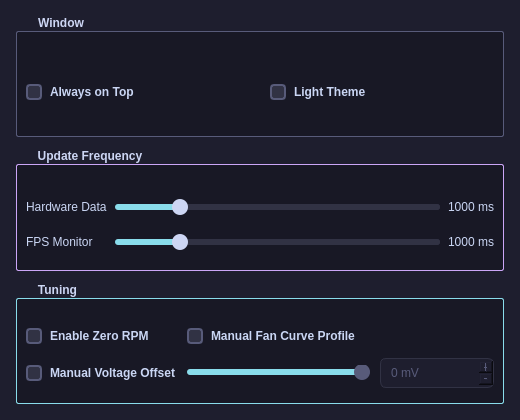
Before: the Qt Designer form SettingsWindow.ui in matteotenca/amdfansensors, drawn with Qt 5.
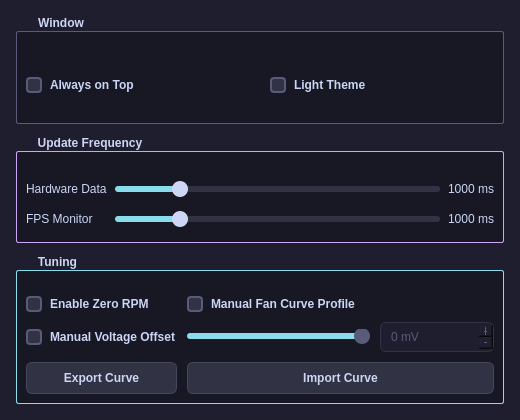
After: the same form once the commit is applied. Custom widgets are drawn as their Qt base class.

Commit message:
feat(gui): add fan curve export/import to settings
- GpuManager: GetFanTuningSlotCount() queries ADLX fan-tuning slots
- Gui: onExportCurveClicked / onImportCurveClicked + importCurve helper
- export writes .afcc (header comment + tempC speedPercent lines)
- import validates line count, non-decreasing temps, temp/speed ranges, GPU slot count
- moved Export/Import buttons from main window to settings tuning group

What changed in the file:
```diff
--- a/SettingsWindow.ui
+++ b/SettingsWindow.ui
@@ -390,6 +390,20 @@
          </item>
         </layout>
        </item>
+        <item row="2" column="0">
+         <widget class="QPushButton" name="m_exportCurveButton">
+          <property name="text">
+           <string>Export Curve</string>
+          </property>
+         </widget>
+        </item>
+        <item row="2" column="1">
+         <widget class="QPushButton" name="m_importCurveButton">
+          <property name="text">
+           <string>Import Curve</string>
+          </property>
+         </widget>
+        </item>
       </layout>
      </widget>
     </item>
```
Lines whose indentation alone changed are shown as unchanged. The commit also changes 5 other files.
